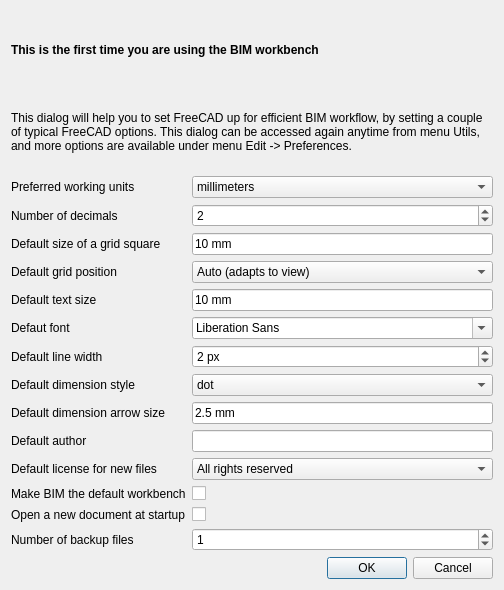
Qt form dialogSetup.ui (yorikvanhavre/BIM_Workbench) before a commit.
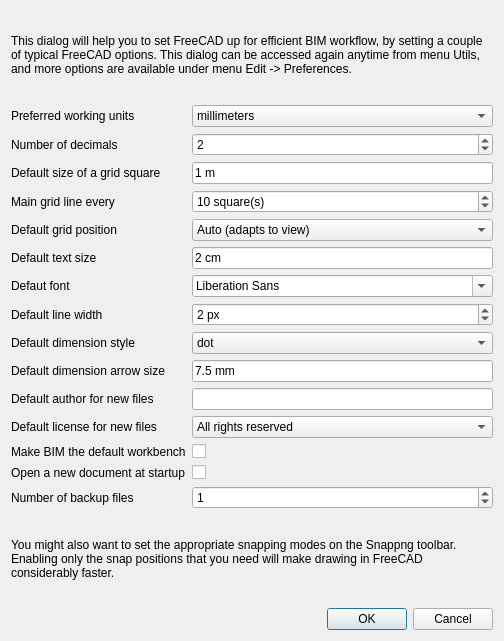
The same form after that commit. Custom widgets are drawn as their Qt base class.

The edit to the form file:
```diff
--- a/dialogSetup.ui
+++ b/dialogSetup.ui
@@ -10,26 +10,13 @@
     <x>0</x>
     <y>0</y>
     <width>504</width>
-    <height>590</height>
+    <height>641</height>
    </rect>
   </property>
   <property name="windowTitle">
    <string>BIM Setup</string>
   </property>
   <layout class="QVBoxLayout" name="verticalLayout">
-   <item>
-    <widget class="QLabel" name="welcometext">
-     <property name="font">
-      <font>
-       <weight>75</weight>
-       <bold>true</bold>
-      </font>
-     </property>
-     <property name="text">
-      <string>This is the first time you are using the BIM workbench</string>
-     </property>
-    </widget>
-   </item>
    <item>
     <widget class="QLabel" name="label_2">
      <property name="text">
@@ -42,6 +29,13 @@
    </item>
    <item>
     <layout class="QGridLayout" name="gridLayout">
+     <item row="13" column="0">
+      <widget class="QLabel" name="label_11">
+       <property name="text">
+        <string>Open a new document at startup</string>
+       </property>
+      </widget>
+     </item>
      <item row="1" column="0">
       <widget class="QLabel" name="label_14">
        <property name="text">
@@ -49,43 +43,14 @@
        </property>
       </widget>
      </item>
-     <item row="3" column="0">
-      <widget class="QLabel" name="label_15">
-       <property name="text">
-        <string>Default grid position</string>
+     <item row="6" column="1">
+      <widget class="QFontComboBox" name="settingFont">
+       <property name="toolTip">
+        <string>Default font</string>
        </property>
       </widget>
      </item>
-     <item row="7" column="1">
-      <widget class="QComboBox" name="settingDimstyle">
-       <item>
-        <property name="text">
-         <string>dot</string>
-        </property>
-       </item>
-       <item>
-        <property name="text">
-         <string>arrow</string>
-        </property>
-       </item>
-       <item>
-        <property name="text">
-         <string>slash</string>
-        </property>
-       </item>
-      </widget>
-     </item>
-     <item row="12" column="0">
-      <widget class="QLabel" name="label_11">
-       <property name="text">
-        <string>Open a new document at startup</string>
-       </property>
-      </widget>
-     </item>
-     <item row="5" column="1">
-      <widget class="QFontComboBox" name="settingFont"/>
-     </item>
-     <item row="3" column="1">
+     <item row="4" column="1">
       <widget class="QComboBox" name="settingWP">
        <item>
         <property name="text">
@@ -116,7 +81,7 @@
        </property>
       </widget>
      </item>
-     <item row="6" column="1">
+     <item row="7" column="1">
       <widget class="QSpinBox" name="settingLinewidth">
        <property name="suffix">
         <string> px</string>
@@ -133,7 +98,36 @@
        </property>
       </widget>
      </item>
-     <item row="9" column="1">
+     <item row="8" column="1">
+      <widget class="QComboBox" name="settingDimstyle">
+       <property name="toolTip">
+        <string>Default dimension style</string>
+       </property>
+       <item>
+        <property name="text">
+         <string>dot</string>
+        </property>
+       </item>
+       <item>
+        <property name="text">
+         <string>arrow</string>
+        </property>
+       </item>
+       <item>
+        <property name="text">
+         <string>slash</string>
+        </property>
+       </item>
+      </widget>
+     </item>
+     <item row="4" column="0">
+      <widget class="QLabel" name="label_15">
+       <property name="text">
+        <string>Default grid position</string>
+       </property>
+      </widget>
+     </item>
+     <item row="10" column="1">
       <widget class="QLineEdit" name="settingAuthor">
        <property name="text">
         <string/>
@@ -169,77 +163,77 @@
        </item>
       </widget>
      </item>
-     <item row="11" column="1">
+     <item row="12" column="1">
       <widget class="QCheckBox" name="settingWorkbench">
        <property name="text">
         <string/>
        </property>
       </widget>
      </item>
-     <item row="9" column="0">
+     <item row="10" column="0">
       <widget class="QLabel" name="label_8">
        <property name="text">
-        <string>Default author</string>
+        <string>Default author for new files</string>
        </property>
       </widget>
      </item>
-     <item row="4" column="0">
+     <item row="5" column="0">
       <widget class="QLabel" name="label_4">
        <property name="text">
         <string>Default text size</string>
        </property>
       </widget>
      </item>
-     <item row="5" column="0">
+     <item row="6" column="0">
       <widget class="QLabel" name="label_5">
        <property name="text">
         <string>Defaut font</string>
        </property>
       </widget>
      </item>
-     <item row="6" column="0">
-      <widget class="QLabel" name="label_6">
-       <property name="text">
-        <string>Default line width</string>
-       </property>
-      </widget>
-     </item>
      <item row="7" column="0">
+      <widget class="QLabel" name="label_6">
+       <property name="text">
+        <string>Default line width</string>
+       </property>
+      </widget>
+     </item>
+     <item row="8" column="0">
       <widget class="QLabel" name="label_7">
        <property name="text">
         <string>Default dimension style</string>
        </property>
       </widget>
      </item>
-     <item row="11" column="0">
+     <item row="12" column="0">
       <widget class="QLabel" name="label_10">
        <property name="text">
         <string>Make BIM the default workbench</string>
        </property>
       </widget>
      </item>
-     <item row="12" column="1">
+     <item row="13" column="1">
       <widget class="QCheckBox" name="settingNewdocument">
        <property name="text">
         <string/>
        </property>
       </widget>
      </item>
-     <item row="13" column="0">
+     <item row="14" column="0">
       <widget class="QLabel" name="label_12">
        <property name="text">
         <string>Number of backup files</string>
        </property>
       </widget>
      </item>
-     <item row="13" column="1">
+     <item row="14" column="1">
       <widget class="QSpinBox" name="settingBackupfiles">
        <property name="value">
         <number>1</number>
        </property>
       </widget>
      </item>
-     <item row="8" column="0">
+     <item row="9" column="0">
       <widget class="QLabel" name="label_16">
        <property name="text">
         <string>Default dimension arrow size</string>
@@ -253,7 +247,7 @@
        </property>
       </widget>
      </item>
-     <item row="10" column="1">
+     <item row="11" column="1">
       <widget class="QComboBox" name="settingLicense">
        <item>
         <property name="text">
@@ -287,7 +281,7 @@
        </item>
       </widget>
      </item>
-     <item row="10" column="0">
+     <item row="11" column="0">
       <widget class="QLabel" name="label_9">
        <property name="text">
         <string>Default license for new files</string>
@@ -297,35 +291,65 @@
      <item row="2" column="1">
       <widget class="Gui::InputField" name="settingGrid">
        <property name="text">
-        <string>10 mm</string>
+        <string>1 m</string>
        </property>
        <property name="unit" stdset="0">
         <string notr="true"/>
        </property>
       </widget>
      </item>
-     <item row="4" column="1">
+     <item row="5" column="1">
       <widget class="Gui::InputField" name="settingText">
        <property name="text">
-        <string>10 mm</string>
+        <string>2 cm</string>
        </property>
        <property name="unit" stdset="0">
         <string notr="true"/>
        </property>
       </widget>
      </item>
-     <item row="8" column="1">
+     <item row="9" column="1">
       <widget class="Gui::InputField" name="settingArrowsize">
        <property name="text">
-        <string>2.5 mm</string>
+        <string>7.5 mm</string>
        </property>
        <property name="unit" stdset="0">
         <string notr="true"/>
        </property>
       </widget>
      </item>
+     <item row="3" column="0">
+      <widget class="QLabel" name="label_17">
+       <property name="text">
+        <string>Main grid line every</string>
+       </property>
+      </widget>
+     </item>
+     <item row="3" column="1">
+      <widget class="QSpinBox" name="spinBox">
+       <property name="toolTip">
+        <string>How many small squares between each main line of the grid</string>
+       </property>
+       <property name="suffix">
+        <string> square(s)</string>
+       </property>
+       <property name="value">
+        <number>10</number>
+       </property>
+      </widget>
+     </item>
     </layout>
    </item>
+   <item>
+    <widget class="QLabel" name="label_13">
+     <property name="text">
+      <string>You might also want to set the appropriate snapping modes on the Snappng toolbar. Enabling only the snap positions that you need will make drawing in FreeCAD considerably faster.</string>
+     </property>
+     <property name="wordWrap">
+      <bool>true</bool>
+     </property>
+    </widget>
+   </item>
    <item>
     <widget class="QDialogButtonBox" name="buttonBox">
      <property name="orientation">
```
Left out of the diff: 36 changed lines with no effect on the pictures.
